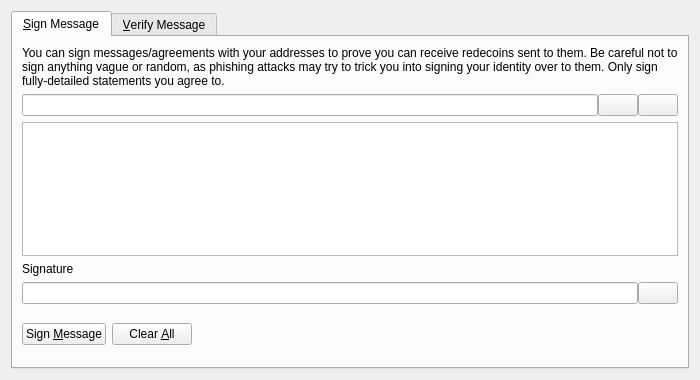
This is src/qt/forms/signverifymessagedialog.ui in shahepay/shahepay as Qt 5 draws it before an edit. The edited form follows.
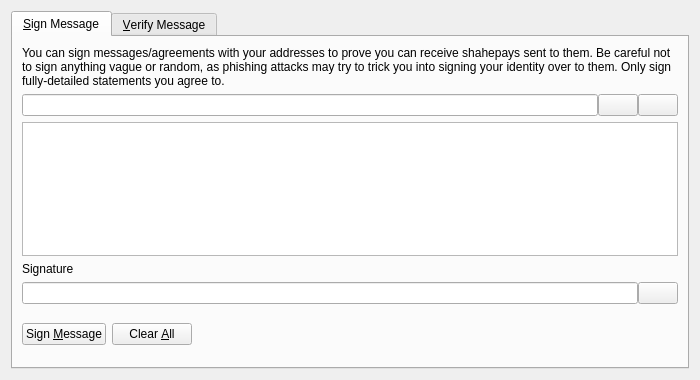
This is the edited form. Icons and pictures are not drawn. Custom widgets are drawn as their Qt base class.

The edit to the form file:
```diff
--- a/src/qt/forms/signverifymessagedialog.ui
+++ b/src/qt/forms/signverifymessagedialog.ui
@@ -30,7 +30,7 @@
        <item>
         <widget class="QLabel" name="infoLabel_SM">
          <property name="text">
-          <string>You can sign messages/agreements with your addresses to prove you can receive redecoins sent to them. Be careful not to sign anything vague or random, as phishing attacks may try to trick you into signing your identity over to them. Only sign fully-detailed statements you agree to.</string>
+          <string>You can sign messages/agreements with your addresses to prove you can receive shahepays sent to them. Be careful not to sign anything vague or random, as phishing attacks may try to trick you into signing your identity over to them. Only sign fully-detailed statements you agree to.</string>
          </property>
          <property name="textFormat">
           <enum>Qt::PlainText</enum>
```
Left out of the diff: 26 changed lines with no effect on the pictures.
